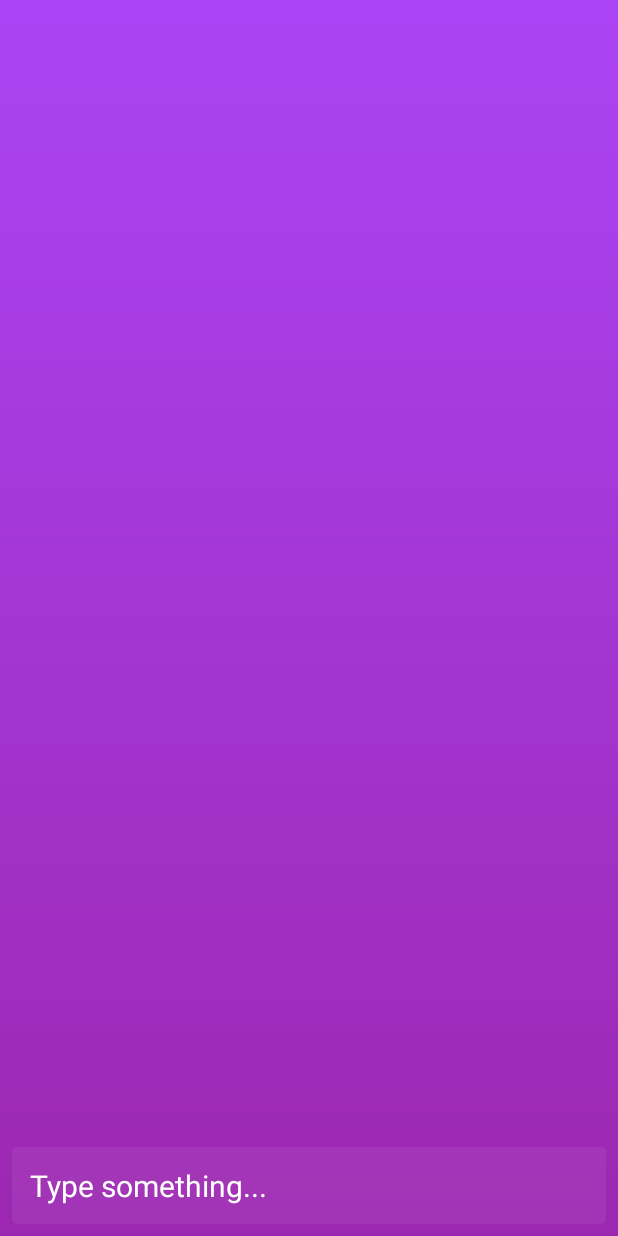
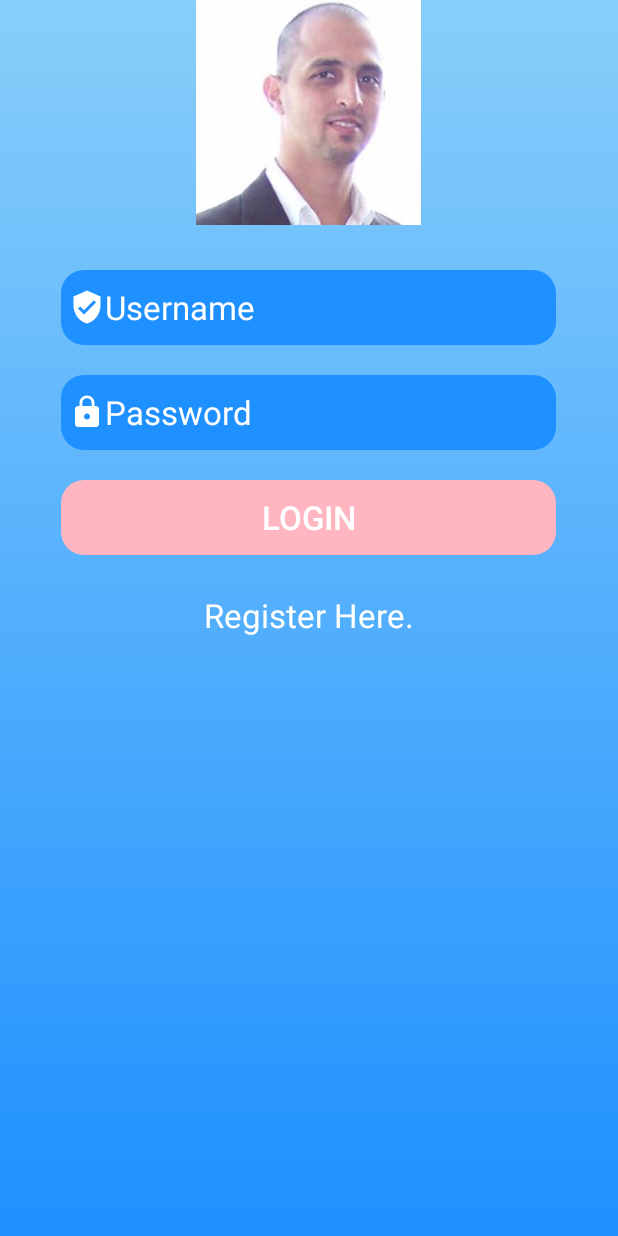
Before and after one commit to varunvenkitachalam/Therapist_Chat_Bot, an Android app: the screen it shows after launch (MainActivity before the commit, login after it), on a phone screen of 412 x 824 dp. Run offline under Robolectric (Android 15) with nearby library versions, the phone set to English and light mode, and no system bars.

Commit message:
Adding login screen and eve splash Signed-off-by: Salvatore <salvatorejgrillo@gmail.com>

```diff
--- a/Java_Chat_App2/app/src/main/AndroidManifest.xml
+++ b/Java_Chat_App2/app/src/main/AndroidManifest.xml
@@ -9,13 +9,16 @@
         android:roundIcon="@mipmap/ic_launcher_round"
         android:supportsRtl="true"
         android:theme="@style/AppTheme">
-        <activity android:name=".MainActivity">
+        <activity android:name=".wait"></activity>
+        <!-- <activity android:name=".login"></activity> -->
+        <activity android:name=".login">
             <intent-filter>
                 <action android:name="android.intent.action.MAIN" />
 
                 <category android:name="android.intent.category.LAUNCHER" />
             </intent-filter>
         </activity>
+        <activity android:name=".MainActivity" />
     </application>
 
 </manifest>
--- /dev/null
+++ b/Java_Chat_App2/app/src/main/java/com/example/java_chat_app/login.java
@@ -0,0 +1,33 @@
+package com.example.java_chat_app;
+
+import android.content.Intent;
+import android.os.Bundle;
+import android.view.View;
+import android.widget.Button;
+
+import androidx.appcompat.app.AppCompatActivity;
+
+public class login extends AppCompatActivity {
+    private Button button;
+
+    @Override
+    protected void onCreate(Bundle savedInstanceState) {
+        super.onCreate(savedInstanceState);
+        setContentView(R.layout.activity_login);
+
+        button = findViewById(R.id.button);
+        button.setOnClickListener(new View.OnClickListener()
+         {
+          @Override
+          public void onClick(View v)
+           {
+            openWait();
+           }
+         });
+    }
+   public void openWait()
+    {
+     Intent intent = new Intent(this, wait.class);
+     startActivity(intent);
+    }
+}
--- /dev/null
+++ b/Java_Chat_App2/app/src/main/java/com/example/java_chat_app/wait.java
@@ -0,0 +1,25 @@
+package com.example.java_chat_app;
+
+import androidx.appcompat.app.AppCompatActivity;
+
+import android.content.Intent;
+import android.os.Bundle;
+import android.os.Handler;
+
+public class wait extends AppCompatActivity {
+
+    @Override
+    protected void onCreate(Bundle savedInstanceState) {
+        super.onCreate(savedInstanceState);
+        setContentView(R.layout.activity_wait);
+
+        final Handler handler = new Handler();
+        handler.postDelayed(new Runnable() {
+            public void run() {
+                Intent mInHome = new Intent(wait.this, MainActivity.class);
+                wait.this.startActivity(mInHome);
+                wait.this.finish();
+            }
+        }, 4000);
+    }
+}
--- /dev/null
+++ b/Java_Chat_App2/app/src/main/res/drawable/back_gradient.xml
@@ -0,0 +1,10 @@
+<shape xmlns:android="http://schemas.android.com/apk/res/android"
+    android:shape ="rectangle">
+    <gradient
+        android:startColor="#87cefa"
+        android:endColor="#1e90ff"
+        android:angle="270"
+        />
+    <corners
+        android:radius="0dp"/>
+</shape>
--- /dev/null
+++ b/Java_Chat_App2/app/src/main/res/drawable/ic_lock_white_24dp.xml
@@ -0,0 +1,5 @@
+<vector android:height="24dp" android:tint="#FFFFFF"
+    android:viewportHeight="24.0" android:viewportWidth="24.0"
+    android:width="24dp" xmlns:android="http://schemas.android.com/apk/res/android">
+    <path android:fillColor="#FF000000" android:pathData="M18,8h-1L17,6c0,-2.76 -2.24,-5 -5,-5S7,3.24 7,6v2L6,8c-1.1,0 -2,0.9 -2,2v10c0,1.1 0.9,2 2,2h12c1.1,0 2,-0.9 2,-2L20,10c0,-1.1 -0.9,-2 -2,-2zM12,17c-1.1,0 -2,-0.9 -2,-2s0.9,-2 2,-2 2,0.9 2,2 -0.9,2 -2,2zM15.1,8L8.9,8L8.9,6c0,-1.71 1.39,-3.1 3.1,-3.1 1.71,0 3.1,1.39 3.1,3.1v2z"/>
+</vector>
--- /dev/null
+++ b/Java_Chat_App2/app/src/main/res/drawable/ic_verified_user_white_24dp.xml
@@ -0,0 +1,5 @@
+<vector android:height="24dp" android:tint="#FFFFFF"
+    android:viewportHeight="24.0" android:viewportWidth="24.0"
+    android:width="24dp" xmlns:android="http://schemas.android.com/apk/res/android">
+    <path android:fillColor="#FF000000" android:pathData="M12,1L3,5v6c0,5.55 3.84,10.74 9,12 5.16,-1.26 9,-6.45 9,-12L21,5l-9,-4zM10,17l-4,-4 1.41,-1.41L10,14.17l6.59,-6.59L18,9l-8,8z"/>
+</vector>
--- /dev/null
+++ b/Java_Chat_App2/app/src/main/res/drawable/loginbutton_background.xml
@@ -0,0 +1,8 @@
+<?xml version="1.0" encoding="utf-8"?>
+<shape xmlns:android="http://schemas.android.com/apk/res/android"
+    android:shape ="rectangle">
+    <solid android:color="@color/colorAccent" />
+
+    <corners
+        android:radius="15dp"/>
+</shape>
--- /dev/null
+++ b/Java_Chat_App2/app/src/main/res/drawable/textbox_background.xml
@@ -0,0 +1,8 @@
+<?xml version="1.0" encoding="utf-8"?>
+<shape xmlns:android="http://schemas.android.com/apk/res/android"
+    android:shape ="rectangle">
+    <solid android:color="@color/colorTextBox" />
+
+    <corners
+        android:radius="15dp"/>
+</shape>
--- /dev/null
+++ b/Java_Chat_App2/app/src/main/res/layout/activity_login.xml
@@ -0,0 +1,71 @@
+<?xml version="1.0" encoding="utf-8"?>
+<androidx.constraintlayout.widget.ConstraintLayout xmlns:android="http://schemas.android.com/apk/res/android"
+    xmlns:app="http://schemas.android.com/apk/res-auto"
+    xmlns:tools="http://schemas.android.com/tools"
+    android:layout_width="match_parent"
+    android:layout_height="match_parent"
+    android:background="@drawable/back_gradient"
+    tools:context=".login">
+
+    <LinearLayout
+        android:layout_width="match_parent"
+        android:layout_height="430dp"
+        android:gravity="center"
+        android:orientation="vertical"
+        tools:ignore="MissingConstraints"
+        tools:layout_editor_absoluteX="0dp"
+        tools:layout_editor_absoluteY="41dp">
+
+        <ImageView
+            android:layout_width="250dp"
+            android:layout_height="150dp"
+            android:src="@drawable/logo" />
+
+        <EditText
+            android:layout_width="330dp"
+            android:layout_height="50dp"
+            android:layout_marginTop="30dp"
+            android:background="@drawable/textbox_background"
+            android:drawableLeft="@drawable/ic_verified_user_white_24dp"
+            android:hint="Username"
+            android:padding="5dp"
+            android:textColor="@color/colorText"
+            android:textColorHint="@color/colorText"
+            android:textSize="22sp" />
+
+        <EditText
+            android:layout_width="330dp"
+            android:layout_height="50dp"
+            android:layout_marginTop="20dp"
+            android:background="@drawable/textbox_background"
+            android:drawableLeft="@drawable/ic_lock_white_24dp"
+            android:hint="Password"
+            android:inputType="textPassword"
+            android:padding="5dp"
+            android:textColor="@color/colorText"
+            android:textColorHint="@color/colorText"
+            android:textSize="22sp" />
+
+        <Button
+            android:id="@+id/button"
+            android:layout_width="330dp"
+            android:layout_height="50dp"
+            android:layout_marginTop="20dp"
+            android:background="@drawable/loginbutton_background"
+            android:text="LOGIN"
+            android:textColor="@color/colorText"
+            android:textSize="22sp" />
+
+        <TextView
+            android:layout_width="wrap_content"
+            android:layout_height="wrap_content"
+            android:layout_marginTop="20dp"
+            android:padding="5dp"
+            android:text="Register Here."
+            android:textColor="@color/colorText"
+            android:textSize="22sp" />
+
+
+    </LinearLayout>
+
+</androidx.constraintlayout.widget.ConstraintLayout>
--- /dev/null
+++ b/Java_Chat_App2/app/src/main/res/layout/activity_wait.xml
@@ -0,0 +1,25 @@
+<?xml version="1.0" encoding="utf-8"?>
+<androidx.constraintlayout.widget.ConstraintLayout xmlns:android="http://schemas.android.com/apk/res/android"
+    xmlns:app="http://schemas.android.com/apk/res-auto"
+    xmlns:tools="http://schemas.android.com/tools"
+    android:layout_width="match_parent"
+    android:layout_height="match_parent"
+    android:background="@drawable/back_gradient"
+    tools:context=".wait">
+
+    <TextView
+        android:layout_width="wrap_content"
+        android:layout_height="wrap_content"
+        android:text="I am your Therapy Chatbot, Eve. I look forward to talking to you! Please wait a second."
+        android:textSize="22sp"
+        android:padding="50dp"
+        android:textAlignment="center"
+        android:textColor="@color/colorText"
+        android:textColorHint="@color/colorText"
+        app:layout_constraintBottom_toBottomOf="parent"
+        app:layout_constraintLeft_toLeftOf="parent"
+        app:layout_constraintRight_toRightOf="parent"
+        app:layout_constraintTop_toTopOf="parent"
+        android:gravity="center_horizontal" />
+
+</androidx.constraintlayout.widget.ConstraintLayout>
--- a/Java_Chat_App2/app/src/main/res/values/colors.xml
+++ b/Java_Chat_App2/app/src/main/res/values/colors.xml
@@ -3,5 +3,10 @@
     <color name="colorPrimary">#AB44F5</color>
     <color name="colorPrimaryDark">#673AB7</color>
     <color name="colorPrimaryCenter">#9C27B0</color>
-    <color name="colorAccent">#ffff</color>
+    <color name="colorTextBox"> #1e90ff </color>
+    <color name="colorAccent"> #ffb6c1 </color>
+    <color name="colorHint"> #c3acac </color>
+    <color name="colorButton"> #FFFFFF </color>
+    <color name="colorText"> #FFFFFF </color>
+    <color name="colorTextWhite"> #000000 </color>
 </resources>
```
Also changed, not shown: Java_Chat_App2/app/src/main/res/drawable/logo.jpg (added).
